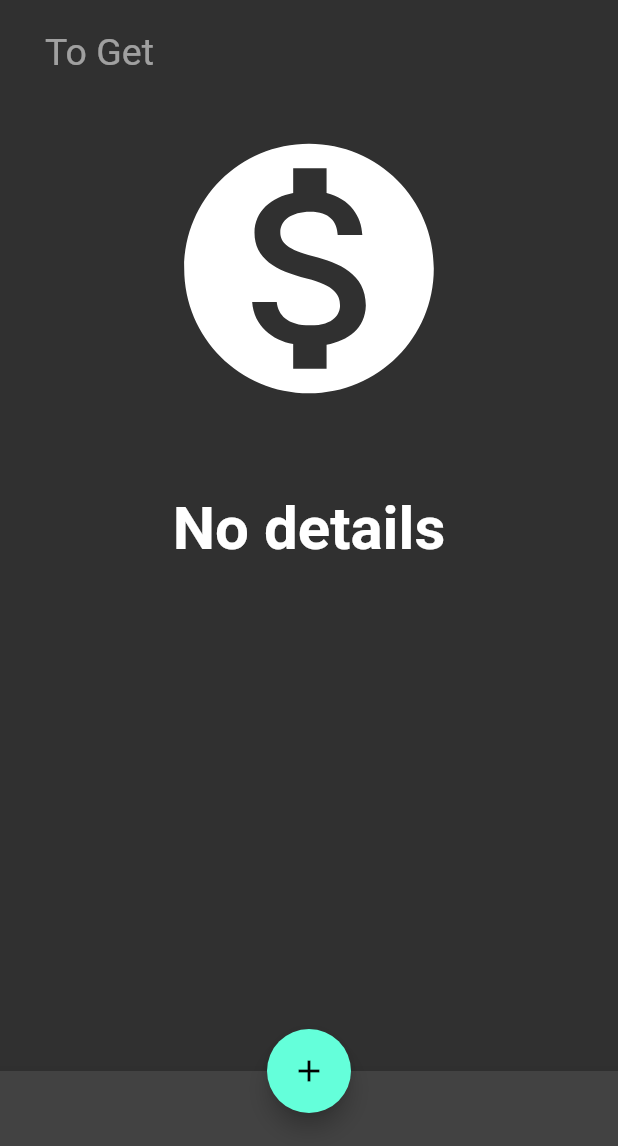
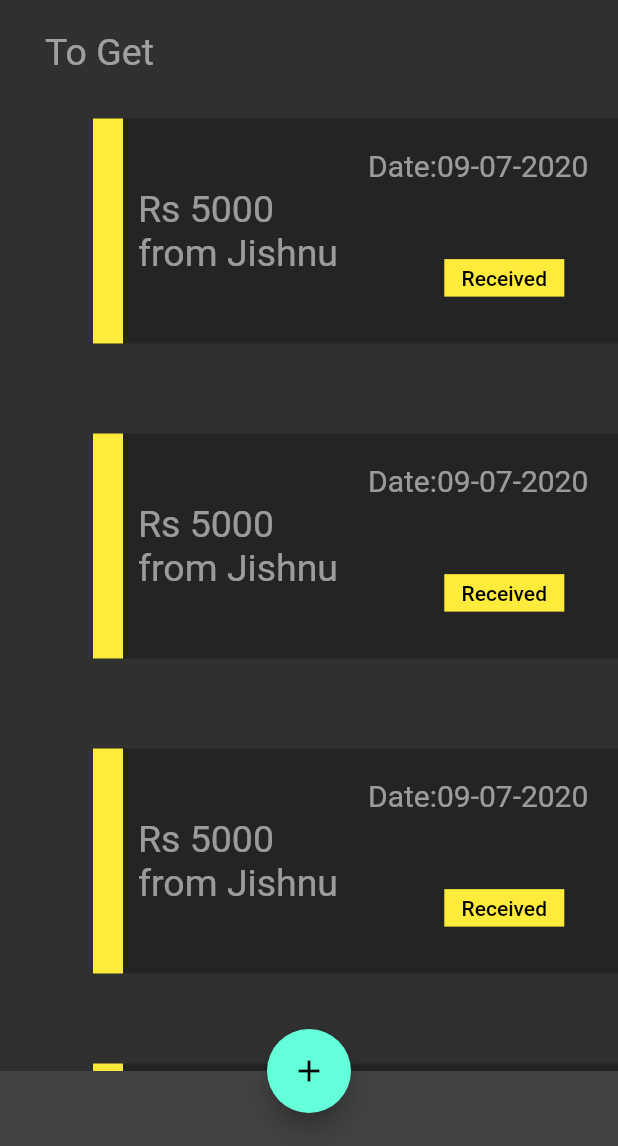
Before and after one commit to varghese-babu/R-Techies, a Flutter app: the Homeui screen opened directly, after a tap on "To Get", on a phone screen of 412 x 824 dp, the part 90-1236 px from its top. Run offline on Flutter 3.47's test engine with Material 2 defaults, Android fonts, the phone set to English and light mode, and no system bars; our stand-ins replace cached_network_image, cloud_firestore, firebase_auth, google_sign_in; missing offline and left inert: foldable_sidebar; accounts and stored records are empty.

Commit message:
last update

```diff
--- a/lib/pages/homepage.dart
+++ b/lib/pages/homepage.dart
@@ -9,8 +9,6 @@ import 'package:flutter/material.dart';
 import 'package:firebase_auth/firebase_auth.dart';
 
 import 'package:google_sign_in/google_sign_in.dart';
-
-final GoogleSignIn googleSignIn = GoogleSignIn();
 
 final usersReference = Firestore.instance.collection("users");
 final postsReference = Firestore.instance.collection("posts");
--- a/lib/pages/usersettings.dart
+++ b/lib/pages/usersettings.dart
@@ -17,7 +17,6 @@ class _UserSettingsState extends State<UserSettings> {
   final _scaffoldKey = GlobalKey<ScaffoldState>();
 
   final GlobalKey<FormState> _formKey = GlobalKey<FormState>();
-
   final usersReference = Firestore.instance.collection("users");
   String username;
   final DateTime timestamp = DateTime.now();
--- a/lib/screens/mainscreen.dart
+++ b/lib/screens/mainscreen.dart
@@ -95,7 +95,7 @@ class _HomeuiState extends State<Homeui> {
                     showModalBottomSheet(
                         context: context,
                         builder: (context) => changebalance1(
-                              oper: true,
+                              oper: false,
                               currentOnlineUserId: currentOnlineUserId,
                             ));
                   },
@@ -111,11 +111,8 @@ class _HomeuiState extends State<Homeui> {
                 Expanded(
                   child: FlatButton(
                     onPressed: () {
-                      Navigator.push(
-                          context,
-                          MaterialPageRoute(
-                              builder: (context) =>
-                                  Toget(gCurrentUser: widget.userProfileId)));
+                      Navigator.push(context,
+                          MaterialPageRoute(builder: (context) => Toget()));
                     },
                     child: Container(
                       height: 150,
@@ -139,12 +136,8 @@ class _HomeuiState extends State<Homeui> {
                 Expanded(
                   child: FlatButton(
                     onPressed: () {
-                      Navigator.push(
-                          context,
-                          MaterialPageRoute(
-                              builder: (context) => Toget(
-                                    gCurrentUser: widget.userProfileId,
-                                  )));
+                      Navigator.push(context,
+                          MaterialPageRoute(builder: (context) => Toget()));
                     },
                     child: Container(
                       decoration: BoxDecoration(
@@ -222,7 +215,7 @@ class _HomeuiState extends State<Homeui> {
                         }
                       },
                       child: Text(
-                        "Deposit",
+                        "Add",
                         style: TextStyle(color: Colors.black54, fontSize: 25),
                       ),
                     ),
@@ -306,7 +299,7 @@ class _HomeuiState extends State<Homeui> {
                         }
                       },
                       child: Text(
-                        "Withdraw",
+                        "Add",
                         style: TextStyle(color: Colors.black54, fontSize: 25),
                       ),
                     ),
--- a/lib/screens/toget.dart
+++ b/lib/screens/toget.dart
@@ -1,45 +1,11 @@
-import 'package:Personal_Valet/pages/homepage.dart';
-import 'package:Personal_Valet/screens/add.dart';
-import 'package:Personal_Valet/screens/example.dart';
-import 'package:Personal_Valet/user/firebase.dart';
-import 'package:Personal_Valet/user/userdata.dart';
-import 'package:Personal_Valet/widget/circularprogress.dart';
-import 'package:cloud_firestore/cloud_firestore.dart';
 import 'package:flutter/material.dart';
 
-// class Toget extends StatelessWidget {
-//   final User gCurrentUser;
-//   Toget({this.gCurrentUser});
-//   @override
-//   Widget build(BuildContext context) {
-
-//   }
-// }
-class Toget extends StatefulWidget {
-  final String gCurrentUser;
-  Toget({this.gCurrentUser});
-  @override
-  _TogetState createState() => _TogetState();
-}
-
-class _TogetState extends State<Toget> {
-  int notecount = 0;
-  bool loading = true;
-  String postOrientation = "grid";
-  List<Post> postsList = [];
-  void initState() {
-    super.initState();
-
-    getAllProfilePosts();
-  }
-
+class Toget extends StatelessWidget {
   @override
   Widget build(BuildContext context) {
     return SafeArea(
       child: Scaffold(
-        body: ListView(children: <Widget>[
-          Container(
-            child: Column(
+        body: Column(
           mainAxisSize: MainAxisSize.max,
           crossAxisAlignment: CrossAxisAlignment.start,
           children: <Widget>[
@@ -73,44 +39,32 @@ class _TogetState extends State<Toget> {
                 style: TextStyle(color: Colors.white54, fontSize: 25),
               ),
             ),
-
-                displayProfilePost(),
-
-                // Expanded(
-                //   child: ListView.builder(
-                //     physics: BouncingScrollPhysics(),
-                //     // shrinkWrap: true,
-                //     itemCount: 5,
-                //     itemBuilder: (context, index) {
-                //       return Align(
-                //         alignment: Alignment.centerRight,
-                //         child: Cards(
-                //           amount: "5000",
-                //           name: "Jishnu",
-                //           date: "09-07-2020",
-                //         ),
-                //       );
-                //     },
-                //   ),
-                // )
+            Expanded(
+              child: ListView.builder(
+                physics: BouncingScrollPhysics(),
+                // shrinkWrap: true,
+                itemCount: 5,
+                itemBuilder: (context, index) {
+                  return Align(
+                    alignment: Alignment.centerRight,
+                    child: Cards(
+                      amount: "5000",
+                      name: "Jishnu",
+                      date: "09-07-2020",
+                    ),
+                  );
+                },
+              ),
+            )
           ],
         ),
-          ),
-        ]),
         bottomNavigationBar: BottomAppBar(
           child: Container(
             height: 50.0,
           ),
         ),
         floatingActionButton: FloatingActionButton(
-          onPressed: () {
-            print("e");
-            Navigator.push(
-                context,
-                new MaterialPageRoute(
-                    builder: (context) =>
-                        AddUserPay(gCurrentUser: widget.gCurrentUser)));
-          },
+          onPressed: () => takeImage(context),
           tooltip: 'Increment Counter',
           child: Icon(Icons.add),
         ),
@@ -118,74 +72,59 @@ class _TogetState extends State<Toget> {
       ),
     );
   }
-
-  getAllProfilePosts() async {
-    setState(() {
-      loading = true;
-    });
-    QuerySnapshot querySnapshot = await postsReference
-        .document(widget.gCurrentUser)
-        .collection("usersPosts")
-        .orderBy("timestamp", descending: true)
-        .getDocuments();
-    setState(() {
-      loading = false;
-      notecount = querySnapshot.documents.length;
-      print(notecount);
-      postsList = querySnapshot.documents
-          .map((documentSnapshot) => Post.fromDocument(documentSnapshot))
-          .toList();
-    });
 }
 
-  displayProfilePost() {
-    if (loading) {
-      return circularProgress();
-    } else if (postsList.isEmpty) {
-      return Container(
-        width: double.infinity,
-        child: Column(
-          mainAxisAlignment: MainAxisAlignment.center,
+takeImage(mContext) {
+  return showDialog(
+    context: mContext,
+    builder: (context) {
+      return SimpleDialog(
+        title: Text(
+          "Add details",
+          style: TextStyle(fontWeight: FontWeight.bold, color: Colors.white),
+        ),
         children: <Widget>[
-            Padding(
-              padding: EdgeInsets.all(30.0),
-              child:
-                  Icon(Icons.monetization_on, color: Colors.white, size: 200.0),
+          SimpleDialogOption(
+            child: Text(
+              "Capture Image with Camera",
+              style: TextStyle(
+                color: Colors.black,
               ),
-            Padding(
-              padding: EdgeInsets.only(top: 20.0),
-              child: Text("No details",
+            ),
+            onPressed: () {},
+          ),
+          SimpleDialogOption(
+            child: Text(
+              "Select Image from Gallary",
               style: TextStyle(
-                      color: Colors.white,
-                      fontSize: 40.0,
-                      fontWeight: FontWeight.bold)),
+                color: Colors.black,
+              ),
+            ),
+            onPressed: () {},
+          ),
+          SimpleDialogOption(
+            child: Text(
+              "Cancel",
+              style: TextStyle(
+                color: Colors.black,
+              ),
+            ),
+            onPressed: () {},
           ),
         ],
-        ),
       );
-    } else if (postOrientation == "grid") {
-      List<GridTile> gridTilesList = [];
-      postsList.forEach((eachPost) {
-        gridTilesList.add(GridTile(child: Cards(eachPost)));
-      });
-      return Column(children: gridTilesList);
-      //   return Column(
-      //   children: postsList,
-      // );
-
-    }
-  }
+    },
+  );
 }
 
 class Cards extends StatelessWidget {
-  final Post post;
-  Cards(this.post);
-
+  Cards({this.name, this.amount, this.date});
+  final String name;
+  final String amount;
+  final String date;
   @override
   Widget build(BuildContext context) {
-    return Align(
-      alignment: Alignment.centerRight,
-      child: Container(
+    return Container(
       margin: EdgeInsets.symmetric(vertical: 30),
       width: 350,
       color: Colors.black26,
@@ -202,8 +141,8 @@ class Cards extends StatelessWidget {
             width: 10,
           ),
           Text(
-              "Rs ${post.amount} \nfrom ${post.userwhom}",
-              style: TextStyle(color: Colors.white54, fontSize: 15),
+            "Rs ${amount} \nfrom ${name}",
+            style: TextStyle(color: Colors.white54, fontSize: 25),
           ),
           SizedBox(
             width: 20,
@@ -212,7 +151,7 @@ class Cards extends StatelessWidget {
             mainAxisAlignment: MainAxisAlignment.spaceAround,
             crossAxisAlignment: CrossAxisAlignment.end,
             children: <Widget>[
-                Text("Date:${post.timestamp}",
+              Text("Date:${date}",
                   style: TextStyle(color: Colors.white54, fontSize: 20)),
               FlatButton(
                 onPressed: () {
@@ -234,7 +173,6 @@ class Cards extends StatelessWidget {
           ),
         ],
       ),
-      ),
     );
   }
 }
```
Also changed, not shown: lib/user/firebase.dart (+24 -73 lines). Lines whose indentation alone changed are shown as unchanged.
